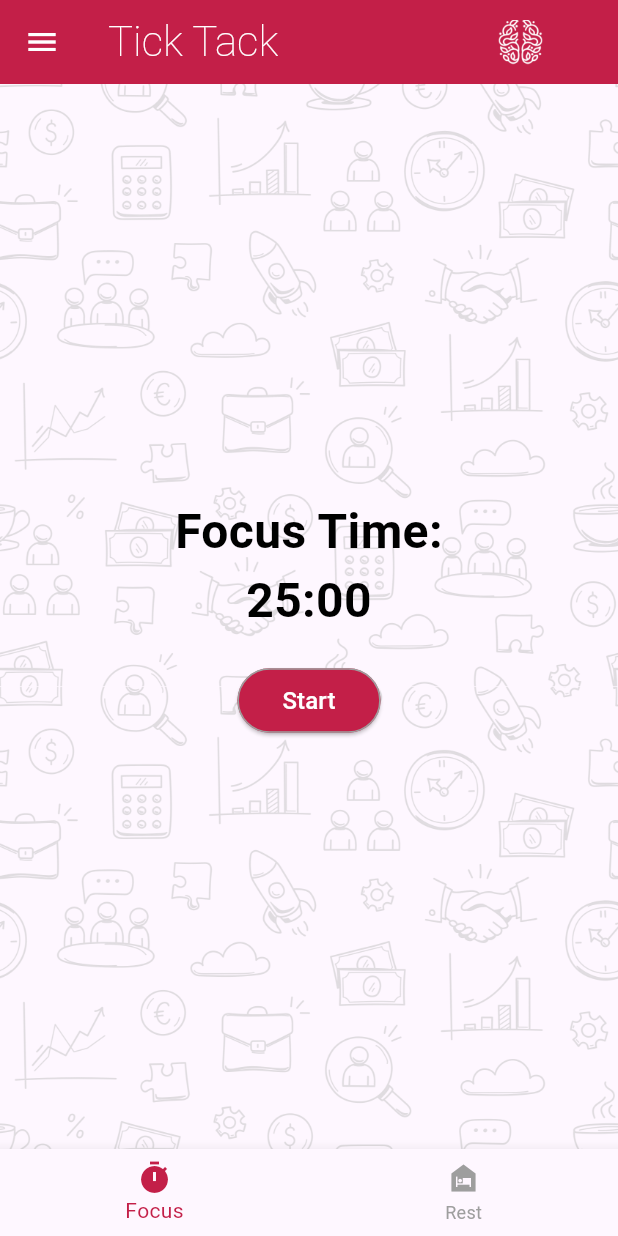
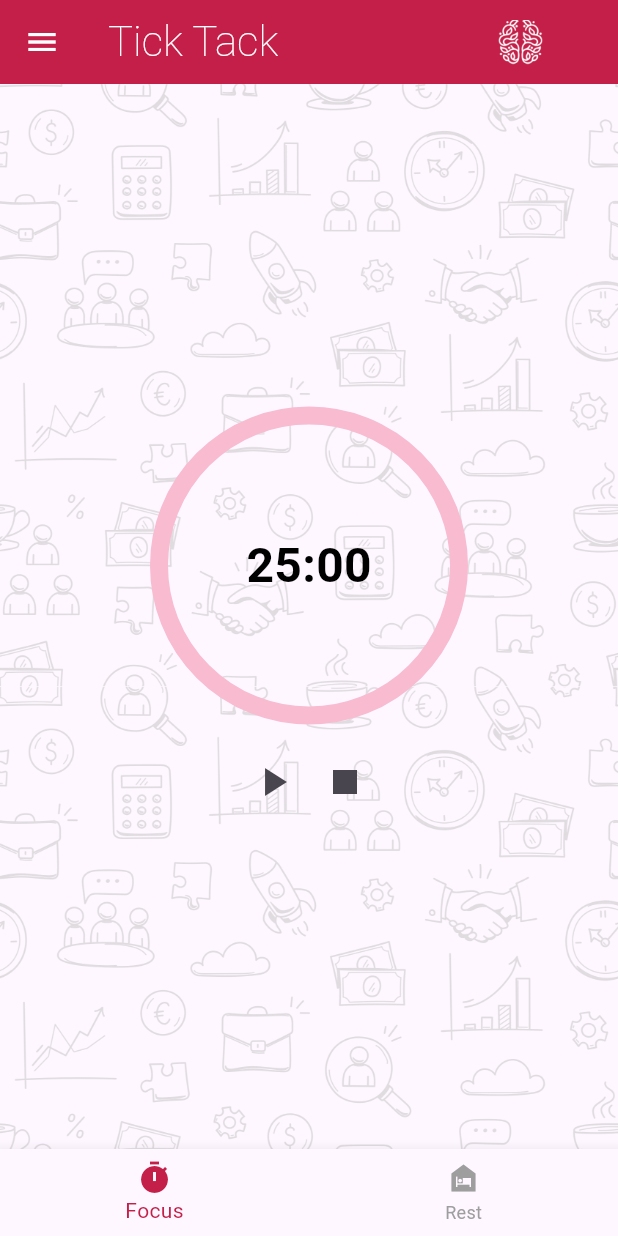
Before and after one commit to Hudakasim/pomodoro-app, a Flutter app: the screen it shows after launch, on a phone screen of 412 x 824 dp. Run offline on Flutter 3.47's test engine with Material 3 defaults, Android fonts, the phone set to English and light mode, and no system bars; our stand-ins replace shared_preferences.

Commit message:
circle timer added

```diff
--- a/lib/screens/home_page/focus.dart
+++ b/lib/screens/home_page/focus.dart
@@ -58,27 +58,57 @@ class _Focus_StudyState extends State<Focus_Study> {
             child: Column(
               mainAxisAlignment: MainAxisAlignment.center,
               children: [
+                Stack(
+                  alignment: Alignment.center,
+                  children: [
+                    SizedBox(
+                      height: 200,
+                      width: 200,
+                      child: CircularProgressIndicator(
+                        value: 1 - (secondsLeft / (focusTime * 60)),
+                        strokeWidth: 12,
+                        backgroundColor: Colors.pink.shade100,
+                        valueColor:  AlwaysStoppedAnimation<Color>(Colors.grey.shade400),
+                      ),
+                    ),
                     Text(
-                  'Focus Time:\n${formatTime(secondsLeft)}',
+                      formatTime(secondsLeft),
                       style: const TextStyle(
                         fontSize: 32,
                         fontWeight: FontWeight.bold,
-                    color: Colors.black, // White text for better visibility
+                        color:  Colors.black,
                       ),
-                  textAlign: TextAlign.center,
+                    ),
+                  ],
                 ),
                 const SizedBox(height: 20),
-                ElevatedButton(
-                  onPressed: isTimerRunning ? stopTimer : startTimer,
-                  style: ElevatedButton.styleFrom(
-                    backgroundColor: const Color(0xFFC31F48),
-                    side: const BorderSide(width: 1, color: Colors.grey),
-                    padding: const EdgeInsets.fromLTRB(30, 10, 30, 10),
+                Row(
+                  mainAxisAlignment: MainAxisAlignment.center,
+                  children: [
+                    IconButton(
+                      icon: Icon(
+                        isTimerRunning ? Icons.pause : Icons.play_arrow,
+                        size: 32,
                       ),
-                  child: Text(
-                    isTimerRunning ? 'Stop' : 'Start',
-                    style: const TextStyle(fontSize: 16, color: Colors.white),
+                      onPressed: () {
+                        if (isTimerRunning) {
+                          stopTimer();
+                        } else {
+                          startTimer();
+                        }
+                      },
                     ),
+                    IconButton(
+                      icon: const Icon(Icons.stop, size: 32),
+                      onPressed: () {
+                        _timer.cancel();
+                        setState(() {
+                          isTimerRunning = false;
+                          secondsLeft = focusTime * 60;
+                        });
+                      },
+                    ),
+                  ],
                 ),
               ],
             ),
```
Also changed, not shown: lib/screens/home_page/rest.dart (+43 -13 lines). Lines whose indentation alone changed are shown as unchanged.
